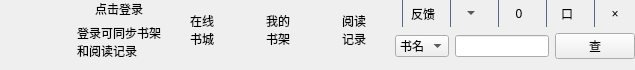
The window that Novel/TitleBarWidget.ui (zhangbailong945/pyqt5test) describes before a commit, drawn with Qt 5.
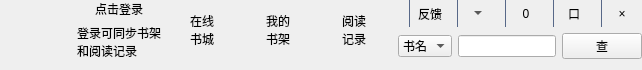
The same window after the commit. Icons and pictures are not drawn.

What changed in the file:
```diff
--- a/Novel/TitleBarWidget.ui
+++ b/Novel/TitleBarWidget.ui
@@ -6,7 +6,7 @@
    <rect>
     <x>0</x>
     <y>0</y>
-    <width>616</width>
+    <width>642</width>
     <height>70</height>
    </rect>
   </property>
```
